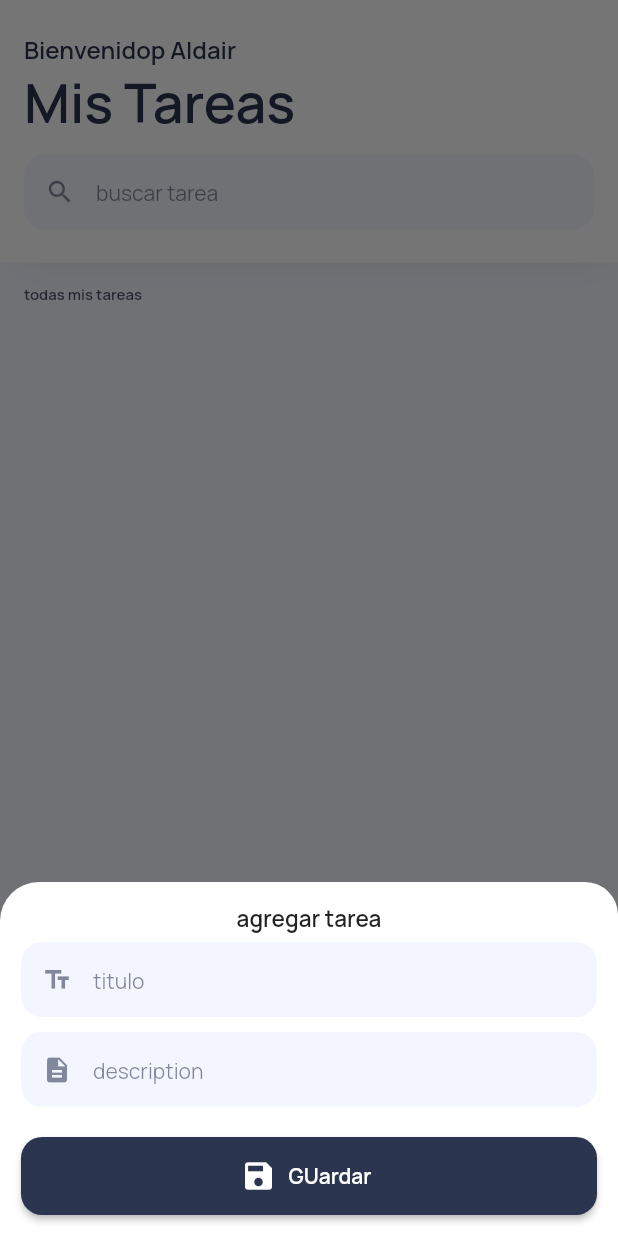
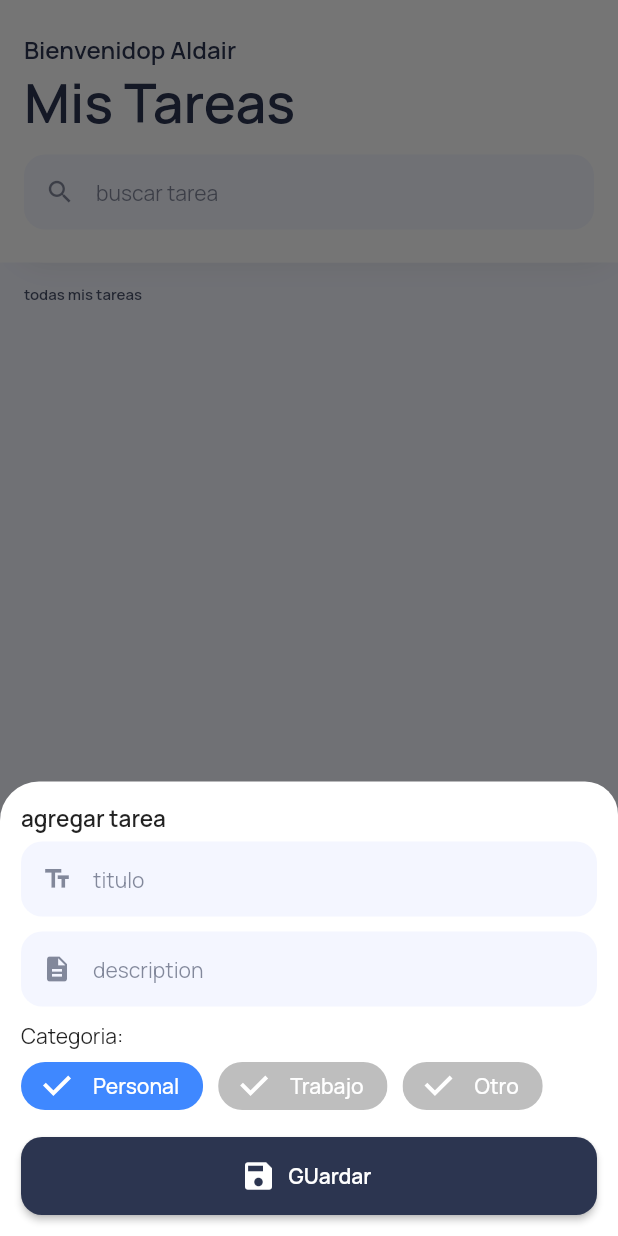
Before and after one commit to Aldairtunq/tasks, a Flutter app: the screen it shows after launch, after a tap on "nueva tarea", on a phone screen of 412 x 824 dp. Run offline on Flutter 3.47's test engine with Material 2 defaults, Android fonts, the phone set to English and light mode, and no system bars; our stand-ins replace cloud_firestore, firebase_core, google_fonts; missing offline and left inert: dart:html; accounts and stored records are empty.

Commit message:
video 17 completo

```diff
--- a/lib/pages/home_page.dart
+++ b/lib/pages/home_page.dart
@@ -26,6 +26,7 @@ class HomePage extends StatelessWidget {
                     topLeft: Radius.circular(26.0),
                     topRight: Radius.circular(22.0))),
             child: Column(
+              crossAxisAlignment: CrossAxisAlignment.start,
               mainAxisSize: MainAxisSize.min,
               children: [
                 Text(
@@ -46,6 +47,44 @@ class HomePage extends StatelessWidget {
                   icon: Icons.description,
                 ),
                 divider10(),
+                Text("Categoria:"),
+                Wrap(
+                  crossAxisAlignment: WrapCrossAlignment.start,
+                  runAlignment: WrapAlignment.start,
+                  spacing: 10.0,
+                  children: [
+                    FilterChip(
+                      selected: true,
+                      backgroundColor: kBrandSecondaryColor,
+                      padding: const EdgeInsets.symmetric(horizontal: 8.0),
+                      selectedColor: categoryColor["personal"],
+                      checkmarkColor: Colors.white,
+                      labelStyle: TextStyle(color: Colors.white),
+                      label: Text("Personal"),
+                      onSelected: (bool value) {},
+                    ),
+                    FilterChip(
+                      selected: true,
+                      backgroundColor: kBrandSecondaryColor,
+                      padding: const EdgeInsets.symmetric(horizontal: 8.0),
+                      selectedColor: categoryColor["Trabajo"],
+                      checkmarkColor: Colors.white,
+                      labelStyle: TextStyle(color: Colors.white),
+                      label: Text("Trabajo"),
+                      onSelected: (bool value) {},
+                    ),
+                    FilterChip(
+                      selected: true,
+                      backgroundColor: kBrandSecondaryColor,
+                      padding: const EdgeInsets.symmetric(horizontal: 8.0),
+                      selectedColor: categoryColor["Otro"],
+                      checkmarkColor: Colors.white,
+                      labelStyle: TextStyle(color: Colors.white),
+                      label: Text("Otro"),
+                      onSelected: (bool value) {},
+                    ),
+                  ],
+                ),
                 divider10(),
                 ButtonNormalWidget(),
               ],
```
